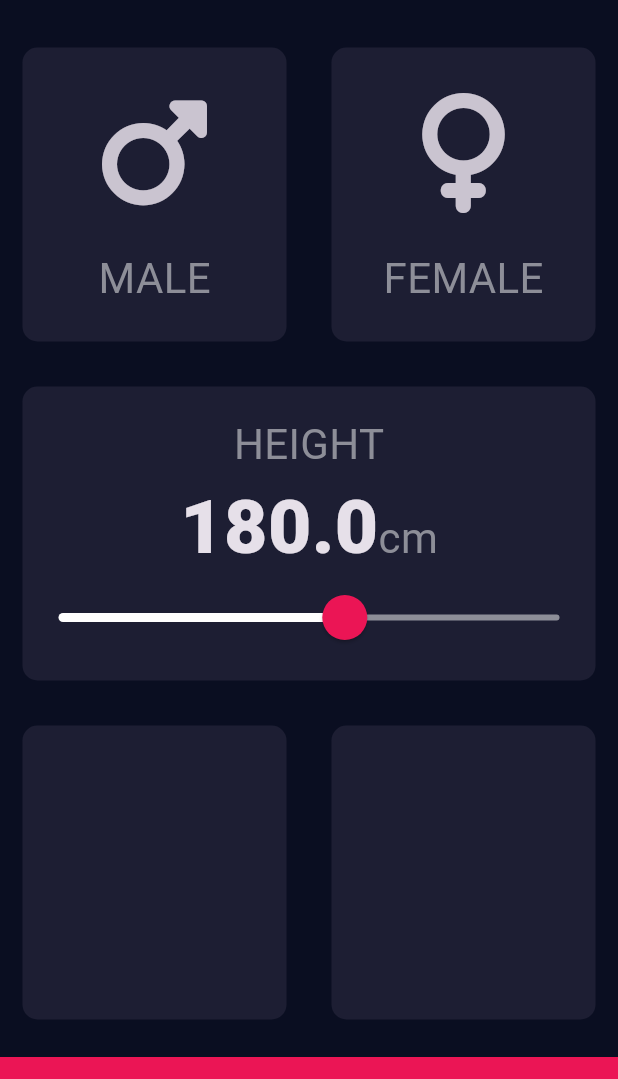
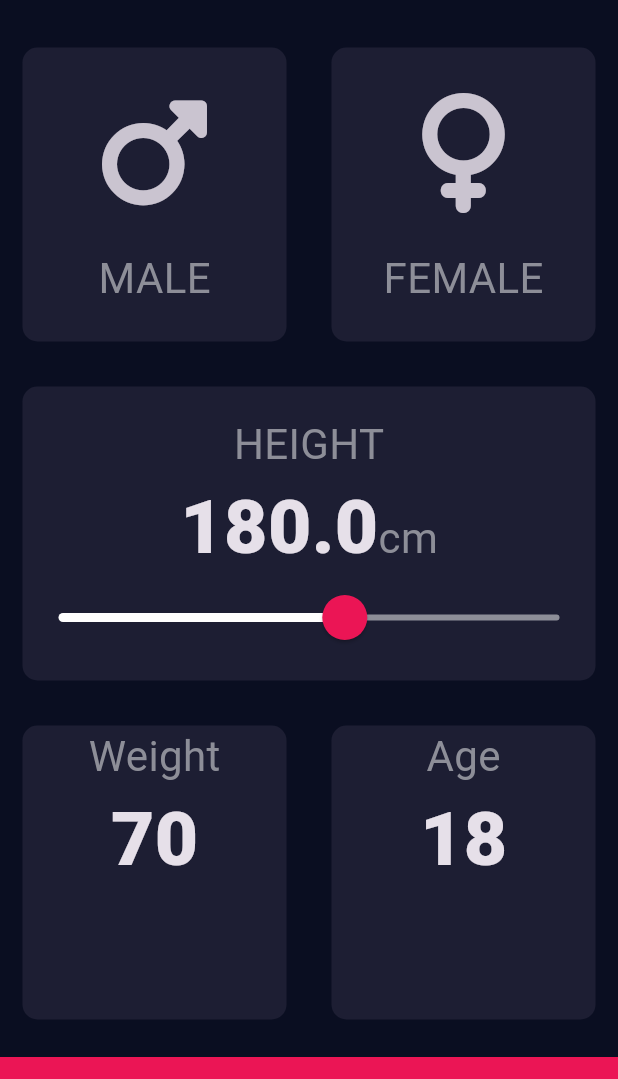
Before and after one commit to AhmedA005/BMICalculator, a Flutter app: the screen it shows after launch, on a phone screen of 412 x 824 dp, the part 59-1138 px from its top. Run offline on Flutter 3.47's test engine with Material 3 defaults, Android fonts, the phone set to English and light mode, and no system bars; our stand-ins replace font_awesome_flutter.

Commit message:
started working on the bottom buttons

```diff
--- a/lib/input_page.dart
+++ b/lib/input_page.dart
@@ -17,6 +17,8 @@ class InputPage extends StatefulWidget {
 class _InputPageState extends State<InputPage> {
   Gender? selectedGender;
   double height = 180;
+  int age = 18;
+  int weight = 70;
 
   @override
   Widget build(BuildContext context) {
@@ -124,14 +126,42 @@ class _InputPageState extends State<InputPage> {
               children: [
                 Expanded(
                   child: ReusableCard(
-                    onPress: () {},
                     color: kInactiveCardColor,
+                    cardChild: Column(
+                      children: [
+                        const Text(
+                          'Weight',
+                          style: kLabelTextStyle,
+                        ),
+                        Text(
+                          weight.toString(),
+                          style: kNumberTextStyle,
+                        ),
+                        const Row(
+                          children: [],
+                        ),
+                      ],
+                    ),
                   ),
                 ),
                 Expanded(
                   child: ReusableCard(
-                    onPress: () {},
                     color: kInactiveCardColor,
+                    cardChild: Column(
+                      children: [
+                        const Text(
+                          'Age',
+                          style: kLabelTextStyle,
+                        ),
+                        Text(
+                          age.toString(),
+                          style: kNumberTextStyle,
+                        ),
+                        const Row(
+                          children: [],
+                        ),
+                      ],
+                    ),
                   ),
                 ),
               ],
```
